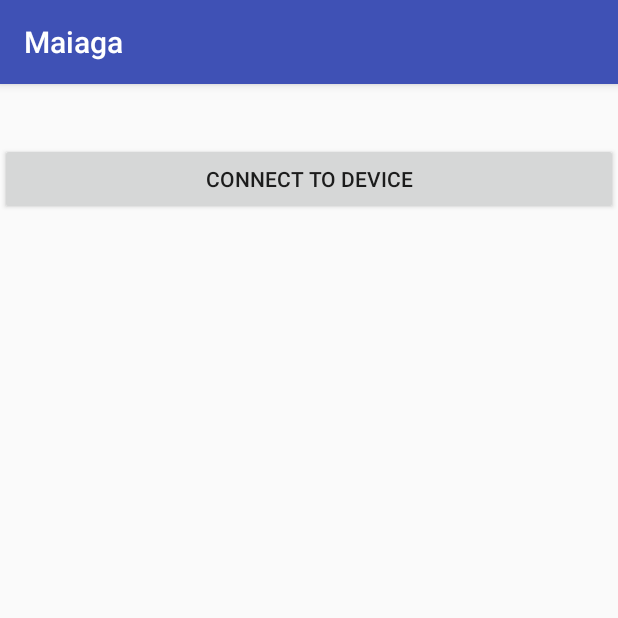
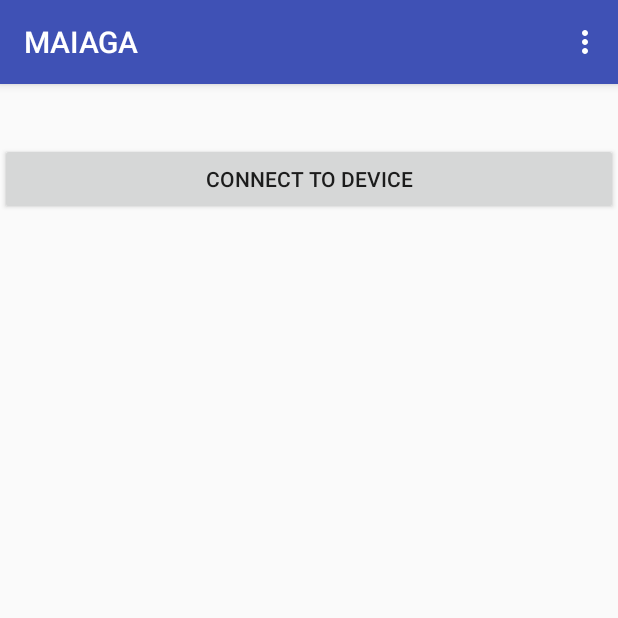
Before and after one commit to l-korous/maiaga-android, an Android app: the screen it shows after launch (MainActivity), on a phone screen of 412 x 824 dp, the top half of it. Run offline under Robolectric (Android 15) with nearby library versions, the phone set to English and light mode, and no system bars; 1 statement that could not run was skipped.

Commit message:
Successfully working mock. Added menu + landscape.

```diff
--- a/app/src/main/java/com/maiaga/Connector.java
+++ b/app/src/main/java/com/maiaga/Connector.java
@@ -68,7 +68,7 @@ public class Connector implements Runnable {
         return new Intent(BluetoothAdapter.ACTION_REQUEST_ENABLE);
     }
 
-    private boolean isConnected() {
+    public boolean isConnected() {
         if(mBluetoothSocket != null)
             return mBluetoothSocket.isConnected();
         else
--- a/app/src/main/java/com/maiaga/MockConnector.java
+++ b/app/src/main/java/com/maiaga/MockConnector.java
@@ -10,9 +10,9 @@ import android.os.Handler;
 import android.os.Message;
 
 import java.io.File;
-import java.io.FileInputStream;
+import java.io.PipedInputStream;
 import java.io.FileNotFoundException;
-import java.io.FileOutputStream;
+import java.io.PipedOutputStream;
 import java.io.IOException;
 import java.io.InputStream;
 import java.util.UUID;
@@ -25,14 +25,15 @@ public class MockConnector implements Runnable {
 
     MockConnector(Handler handler, Processor processor, Context context) {
         mHandler = handler;
+        mStop = true;
         mProcessor = processor;
         try {
             String filePath = context.getFilesDir().getPath() + "/data.txt";
             File myFile = new File(filePath);
             myFile.delete();
             myFile.createNewFile();
-            mFileInputStream = new FileInputStream(filePath);
-            mFileOutputStream = new FileOutputStream(filePath, true);
+            mPipedOutputStream = new PipedOutputStream();
+            mPipedInputStream = new PipedInputStream(mPipedOutputStream);
         }
         catch(FileNotFoundException e) {
 
@@ -43,21 +44,24 @@ public class MockConnector implements Runnable {
 
     @Override
     public void run() {
-        mProcessor.setStream(mFileInputStream);
+        mStop = false;
+        mProcessor.setStream(mPipedInputStream);
         sendMessage("connectorState", ConnectorConnectionState.Connected.toString());
 
         new Thread(new Runnable() {
             public void run() {
-                String s = "$GPRMC,235316.000,A,4003.9040,N,10512.5792,W,0.09,144.75,141112,,*19\n" +
-                        "$GPGGA,235317.000,4003.9039,N,10512.5793,W,1,08,1.6,1577.9,M,-20.7,M,,0000*5F\n" +
-                        "$GPGSA,A,3,22,18,21,06,03,09,24,15,,,,,2.5,1.6,1.9*3E\n";
-                try {
-                    mFileOutputStream.write(s.getBytes());
-                    Thread.sleep(500);
-                } catch (IOException e) {
-                    e.printStackTrace();
-                } catch (InterruptedException e) {
-                    e.printStackTrace();
+                int timeInt = 235316;
+                while (!Thread.currentThread().isInterrupted() && !mStop) {
+                    String s = "$GPRMC," + Integer.toString(timeInt) + ".000,A,4003.9040,N,10512.5792,W,0.09,144.75,141112,,*19\n" +
+                            "$GPGGA," + Integer.toString(timeInt++ + 1) + ".000,4003.9039,N,10512.5793,W,1,08,1.6,1577.9,M,-20.7,M,,0000*5F\n";
+                    try {
+                        mPipedOutputStream.write(s.getBytes());
+                        Thread.sleep(250);
+                    } catch (IOException e) {
+                        e.printStackTrace();
+                    } catch (InterruptedException e) {
+                        e.printStackTrace();
+                    }
                 }
             }
         }).start();
@@ -66,6 +70,7 @@ public class MockConnector implements Runnable {
     }
 
     public void stop() {
+        mStop = true;
     }
 
     public String setDeviceReturnName(String deviceAddress) {
@@ -84,8 +89,8 @@ public class MockConnector implements Runnable {
         return new Intent(BluetoothAdapter.ACTION_REQUEST_ENABLE);
     }
 
-    private boolean isConnected() {
-        return true;
+    public boolean isConnected() {
+        return !mStop;
     }
 
     private boolean shouldStopConnecting() {
@@ -102,7 +107,8 @@ public class MockConnector implements Runnable {
     }
 
     private Handler mHandler;
+    private boolean mStop;
     private Processor mProcessor;
-    private FileInputStream mFileInputStream;
-    private FileOutputStream mFileOutputStream;
+    private PipedInputStream mPipedInputStream;
+    private PipedOutputStream mPipedOutputStream;
 }
--- /dev/null
+++ b/app/src/main/res/layout-land/activity_device_name.xml
@@ -0,0 +1,4 @@
+<?xml version="1.0" encoding="utf-8"?>
+<TextView xmlns:android="http://schemas.android.com/apk/res/android"
+    android:layout_width="fill_parent" android:layout_height="wrap_content"
+    android:textSize="18sp" android:padding="5dip" />
--- /dev/null
+++ b/app/src/main/res/layout-land/activity_main.xml
@@ -0,0 +1,31 @@
+<?xml version="1.0" encoding="utf-8"?>
+<android.support.constraint.ConstraintLayout xmlns:android="http://schemas.android.com/apk/res/android"
+    xmlns:app="http://schemas.android.com/apk/res-auto"
+    android:layout_width="fill_parent"
+    android:layout_height="fill_parent" >
+
+    <Button
+        android:id="@+id/button"
+        android:layout_width="fill_parent"
+        android:layout_height="wrap_content"
+        android:layout_centerHorizontal="true"
+        android:onClick="buttonClick"
+        android:text="@string/connect_to_device"
+        app:layout_constraintTop_toBottomOf="@+id/statusTextView"
+        app:layout_goneMarginTop="20dp"
+        android:layout_marginTop="20dp"/>
+
+    <TextView
+        android:id="@+id/statusTextView"
+        android:layout_width="fill_parent"
+        android:layout_height="wrap_content"/>
+
+    <TextView
+        android:id="@+id/errorTextView"
+        android:layout_width="fill_parent"
+        android:layout_height="wrap_content"
+        app:layout_constraintTop_toBottomOf="@+id/button"
+        app:layout_goneMarginTop="20dp"
+        android:layout_marginTop="20dp"/>
+
+</android.support.constraint.ConstraintLayout>
--- /dev/null
+++ b/app/src/main/res/layout-xlarge/activity_device_name.xml
@@ -0,0 +1,4 @@
+<?xml version="1.0" encoding="utf-8"?>
+<TextView xmlns:android="http://schemas.android.com/apk/res/android"
+    android:layout_width="fill_parent" android:layout_height="wrap_content"
+    android:textSize="18sp" android:padding="5dip" />
--- /dev/null
+++ b/app/src/main/res/layout-xlarge/activity_main.xml
@@ -0,0 +1,31 @@
+<?xml version="1.0" encoding="utf-8"?>
+<android.support.constraint.ConstraintLayout xmlns:android="http://schemas.android.com/apk/res/android"
+    xmlns:app="http://schemas.android.com/apk/res-auto"
+    android:layout_width="fill_parent"
+    android:layout_height="fill_parent" >
+
+    <Button
+        android:id="@+id/button"
+        android:layout_width="fill_parent"
+        android:layout_height="wrap_content"
+        android:layout_centerHorizontal="true"
+        android:onClick="buttonClick"
+        android:text="@string/connect_to_device"
+        app:layout_constraintTop_toBottomOf="@+id/statusTextView"
+        app:layout_goneMarginTop="20dp"
+        android:layout_marginTop="20dp"/>
+
+    <TextView
+        android:id="@+id/statusTextView"
+        android:layout_width="fill_parent"
+        android:layout_height="wrap_content"/>
+
+    <TextView
+        android:id="@+id/errorTextView"
+        android:layout_width="fill_parent"
+        android:layout_height="wrap_content"
+        app:layout_constraintTop_toBottomOf="@+id/button"
+        app:layout_goneMarginTop="20dp"
+        android:layout_marginTop="20dp"/>
+
+</android.support.constraint.ConstraintLayout>
--- /dev/null
+++ b/app/src/main/res/menu/top_menu.xml
@@ -0,0 +1,9 @@
+<?xml version="1.0" encoding="utf-8"?>
+<menu xmlns:android="http://schemas.android.com/apk/res/android">
+    <item android:id="@+id/connect"
+        android:title="@string/connect"/>
+    <item android:id="@+id/disconnect"
+        android:title="@string/disconnect"/>
+    <item android:id="@+id/results"
+        android:title="@string/results"/>
+</menu>
--- a/app/src/main/res/values/strings.xml
+++ b/app/src/main/res/values/strings.xml
@@ -1,5 +1,5 @@
 <resources>
-    <string name="app_name">Maiaga</string>
+    <string name="app_name">MAIAGA</string>
     <string name="title_paired_devices">Paired Maiaga devices</string>
     <string name="none_paired">No paired Maiaga device - go to your Bluetooth settings and pair your Maiaga device.</string>
     <string name="cant_connect">Could not connect to a Maiaga device, verify that it is on.</string>
@@ -9,4 +9,7 @@
     <string name="connect_to_device">Connect to Device</string>
     <string name="no_bt">There is no bluetooth available on your phone / tablet / laptop.</string>
     <string name="disconnected">Maiaga device disconnected / out of range.</string>
+    <string name="connect">Connect</string>
+    <string name="disconnect">Disconnect</string>
+    <string name="results">Results</string>
 </resources>
```
Also changed, not shown: app/src/main/java/com/maiaga/LogItem.java (+9 -9 lines), app/src/main/java/com/maiaga/MainActivity.java (+67 -3 lines), app/src/main/java/com/maiaga/Processor.java (+26 -10 lines), app/src/main/res/layout-land/activity_device_list.xml (added, +34 -0 lines), app/src/main/res/layout-land/activity_display_result.xml (added, +8 -0 lines), app/src/main/res/layout-land/activity_mock_device_list.xml (added, +34 -0 lines), app/src/main/res/layout-xlarge/activity_device_list.xml (added, +34 -0 lines), app/src/main/res/layout-xlarge/activity_display_result.xml (added, +8 -0 lines), app/src/main/res/layout-xlarge/activity_mock_device_list.xml (added, +34 -0 lines).
